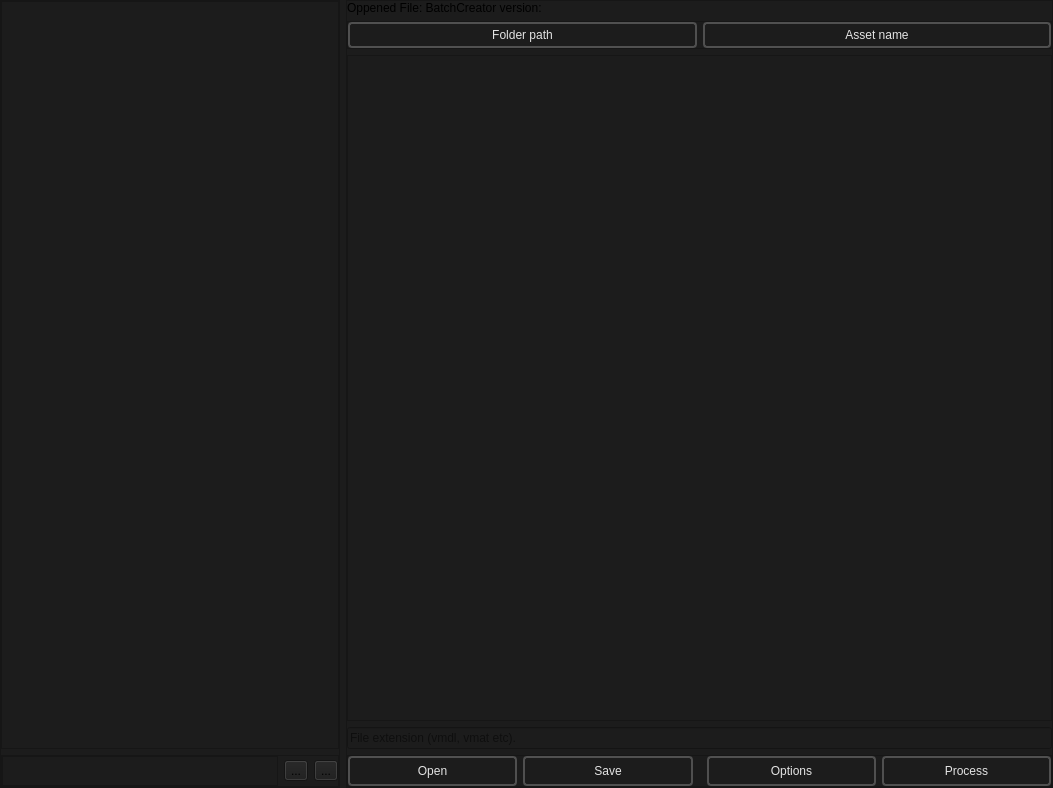
dertwist/Hammer5Tools, file BatchCreator/BatchCreator_main.ui: the form before one commit.
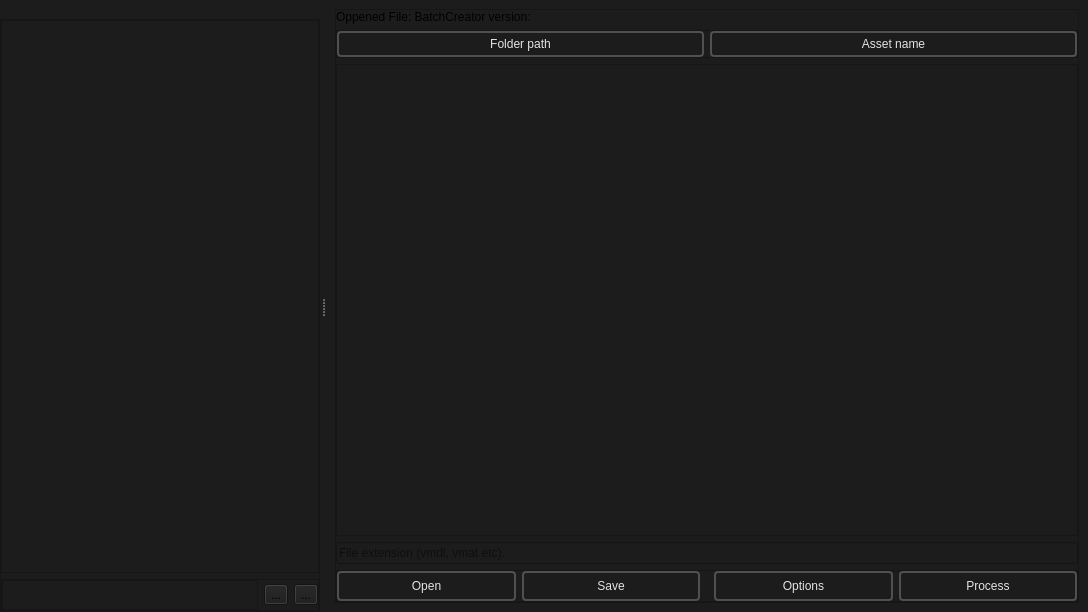
The form after the commit. Icons and pictures are not drawn.

Commit message: Dock widget into batchcreator

What changed in the file:
```diff
--- a/BatchCreator/BatchCreator_main.ui
+++ b/BatchCreator/BatchCreator_main.ui
@@ -6,8 +6,8 @@
    <rect>
     <x>0</x>
     <y>0</y>
-    <width>1053</width>
-    <height>788</height>
+    <width>1088</width>
+    <height>612</height>
    </rect>
   </property>
   <property name="windowTitle">
@@ -17,132 +17,7 @@
    <string notr="true">background-color: #1C1C1C;</string>
   </property>
   <widget class="QWidget" name="centralwidget">
-   <layout class="QHBoxLayout" name="horizontalLayout">
-    <property name="leftMargin">
-     <number>0</number>
-    </property>
-    <property name="topMargin">
-     <number>0</number>
-    </property>
-    <property name="rightMargin">
-     <number>0</number>
-    </property>
-    <property name="bottomMargin">
-     <number>0</number>
-    </property>
-    <item>
-     <widget class="QFrame" name="left_vertical_frame">
-      <property name="maximumSize">
-       <size>
-        <width>340</width>
-        <height>16777215</height>
-       </size>
-      </property>
-      <property name="baseSize">
-       <size>
-        <width>330</width>
-        <height>0</height>
-       </size>
-      </property>
-      <property name="frameShape">
-       <enum>QFrame::StyledPanel</enum>
-      </property>
-      <property name="frameShadow">
-       <enum>QFrame::Raised</enum>
-      </property>
-      <layout class="QVBoxLayout" name="verticalLayout_2">
-       <property name="leftMargin">
-        <number>0</number>
-       </property>
-       <property name="topMargin">
-        <number>0</number>
-       </property>
-       <property name="rightMargin">
-        <number>0</number>
-       </property>
-       <property name="bottomMargin">
-        <number>0</number>
-       </property>
-       <item>
-        <widget class="QTreeView" name="MiniWindows_explorer">
-         <property name="maximumSize">
-          <size>
-           <width>16777215</width>
-           <height>16777215</height>
-          </size>
-         </property>
-        </widget>
-       </item>
-       <item>
-        <widget class="QFrame" name="horizontal_frame">
-         <property name="maximumSize">
-          <size>
-           <width>16777215</width>
-           <height>32</height>
-          </size>
-         </property>
-         <property name="frameShape">
-          <enum>QFrame::StyledPanel</enum>
-         </property>
-         <property name="frameShadow">
-          <enum>QFrame::Raised</enum>
-         </property>
-         <layout class="QHBoxLayout" name="horizontalLayout_2">
-          <property name="leftMargin">
-           <number>0</number>
-          </property>
-          <property name="topMargin">
-           <number>0</number>
-          </property>
-          <property name="rightMargin">
-           <number>0</number>
-          </property>
-          <property name="bottomMargin">
-           <number>0</number>
-          </property>
-          <item>
-           <widget class="QTextEdit" name="Status_Line_Qedit"/>
-          </item>
-          <item>
-           <widget class="QToolButton" name="Copy_from_status_line_toolButton">
-            <property name="text">
-             <string>...</string>
-            </property>
-            <property name="icon">
-             <iconset resource="../resources.qrc">
-              <normaloff>:/icons/file_copy_24dp_9D9D9D_FILL0_wght400_GRAD0_opsz24.svg</normaloff>:/icons/file_copy_24dp_9D9D9D_FILL0_wght400_GRAD0_opsz24.svg</iconset>
-            </property>
-            <property name="iconSize">
-             <size>
-              <width>20</width>
-              <height>20</height>
-             </size>
-            </property>
-           </widget>
-          </item>
-          <item>
-           <widget class="QToolButton" name="file_initialize_button">
-            <property name="text">
-             <string>...</string>
-            </property>
-            <property name="icon">
-             <iconset resource="../resources.qrc">
-              <normaloff>:/icons/add_circle_24dp_9D9D9D_FILL0_wght400_GRAD0_opsz24.svg</normaloff>:/icons/add_circle_24dp_9D9D9D_FILL0_wght400_GRAD0_opsz24.svg</iconset>
-            </property>
-            <property name="iconSize">
-             <size>
-              <width>20</width>
-              <height>20</height>
-             </size>
-            </property>
-           </widget>
-          </item>
-         </layout>
-        </widget>
-       </item>
-      </layout>
-     </widget>
-    </item>
+   <layout class="QHBoxLayout" name="horizontalLayout_7">
     <item>
      <widget class="QFrame" name="frame">
       <property name="frameShape">
@@ -546,6 +421,158 @@
     </item>
    </layout>
   </widget>
+  <widget class="QDockWidget" name="dockWidget_3">
+   <property name="styleSheet">
+    <string notr="true">color: #1c1c1c1;</string>
+   </property>
+   <property name="inputMethodHints">
+    <set>Qt::InputMethodHint::ImhHiddenText</set>
+   </property>
+   <property name="floating">
+    <bool>true</bool>
+   </property>
+   <property name="features">
+    <set>QDockWidget::DockWidgetFeature::DockWidgetMovable</set>
+   </property>
+   <property name="allowedAreas">
+    <set>Qt::DockWidgetArea::RightDockWidgetArea</set>
+   </property>
+   <attribute name="dockWidgetArea">
+    <number>1</number>
+   </attribute>
+   <widget class="QWidget" name="dockWidgetContents_9">
+    <layout class="QHBoxLayout" name="horizontalLayout">
+     <property name="spacing">
+      <number>0</number>
+     </property>
+     <property name="leftMargin">
+      <number>0</number>
+     </property>
+     <property name="topMargin">
+      <number>0</number>
+     </property>
+     <property name="rightMargin">
+      <number>0</number>
+     </property>
+     <property name="bottomMargin">
+      <number>0</number>
+     </property>
+     <item>
+      <widget class="QFrame" name="left_vertical_frame">
+       <property name="maximumSize">
+        <size>
+         <width>16777215</width>
+         <height>16777215</height>
+        </size>
+       </property>
+       <property name="baseSize">
+        <size>
+         <width>330</width>
+         <height>0</height>
+        </size>
+       </property>
+       <property name="frameShape">
+        <enum>QFrame::Shape::StyledPanel</enum>
+       </property>
+       <property name="frameShadow">
+        <enum>QFrame::Shadow::Raised</enum>
+       </property>
+       <layout class="QVBoxLayout" name="verticalLayout_2">
+        <property name="leftMargin">
+         <number>0</number>
+        </property>
+        <property name="topMargin">
+         <number>0</number>
+        </property>
+        <property name="rightMargin">
+         <number>0</number>
+        </property>
+        <property name="bottomMargin">
+         <number>0</number>
+        </property>
+        <item>
+         <widget class="QTreeView" name="MiniWindows_explorer">
+          <property name="maximumSize">
+           <size>
+            <width>16777215</width>
+            <height>16777215</height>
+           </size>
+          </property>
+         </widget>
+        </item>
+        <item>
+         <widget class="QFrame" name="horizontal_frame">
+          <property name="maximumSize">
+           <size>
+            <width>16777215</width>
+            <height>32</height>
+           </size>
+          </property>
+          <property name="frameShape">
+           <enum>QFrame::Shape::StyledPanel</enum>
+          </property>
+          <property name="frameShadow">
+           <enum>QFrame::Shadow::Raised</enum>
+          </property>
+          <layout class="QHBoxLayout" name="horizontalLayout_2">
+           <property name="leftMargin">
+            <number>0</number>
+           </property>
+           <property name="topMargin">
+            <number>0</number>
+           </property>
+           <property name="rightMargin">
+            <number>0</number>
+           </property>
+           <property name="bottomMargin">
+            <number>0</number>
+           </property>
+           <item>
+            <widget class="QTextEdit" name="Status_Line_Qedit"/>
+           </item>
+           <item>
+            <widget class="QToolButton" name="Copy_from_status_line_toolButton">
+             <property name="text">
+              <string>...</string>
+             </property>
+             <property name="icon">
+              <iconset>
+               <normaloff>:/icons/file_copy_24dp_9D9D9D_FILL0_wght400_GRAD0_opsz24.svg</normaloff>:/icons/file_copy_24dp_9D9D9D_FILL0_wght400_GRAD0_opsz24.svg</iconset>
+             </property>
+             <property name="iconSize">
+              <size>
+               <width>20</width>
+               <height>20</height>
+              </size>
+             </property>
+            </widget>
+           </item>
+           <item>
+            <widget class="QToolButton" name="file_initialize_button">
+             <property name="text">
+              <string>...</string>
+             </property>
+             <property name="icon">
+              <iconset>
+               <normaloff>:/icons/add_circle_24dp_9D9D9D_FILL0_wght400_GRAD0_opsz24.svg</normaloff>:/icons/add_circle_24dp_9D9D9D_FILL0_wght400_GRAD0_opsz24.svg</iconset>
+             </property>
+             <property name="iconSize">
+              <size>
+               <width>20</width>
+               <height>20</height>
+              </size>
+             </property>
+            </widget>
+           </item>
+          </layout>
+         </widget>
+        </item>
+       </layout>
+      </widget>
+     </item>
+    </layout>
+   </widget>
+  </widget>
  </widget>
  <resources>
   <include location="../resources.qrc"/>
```
Left out of the diff: 32 changed lines with no effect on the pictures. The commit also changes 7 other files.
